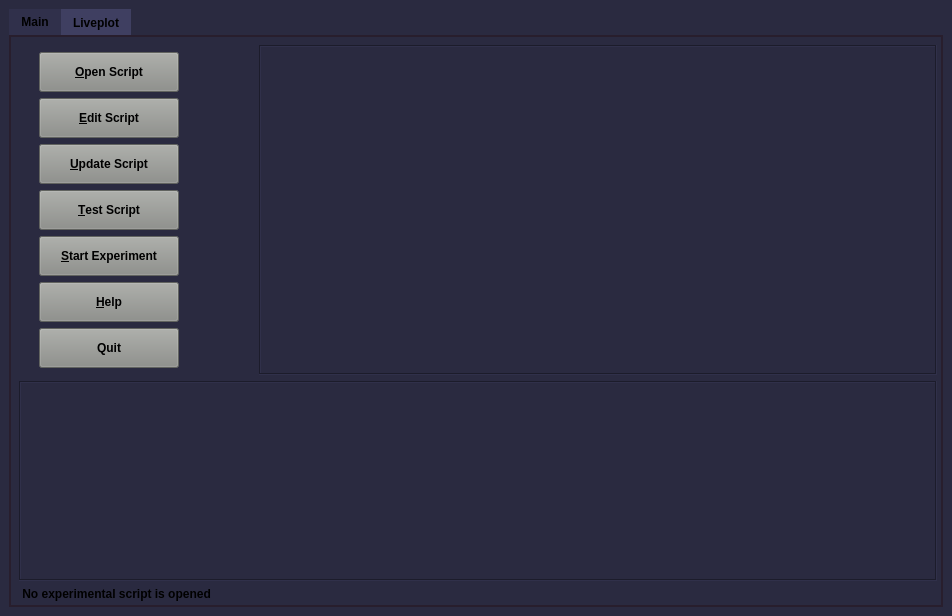
This is atomize/main/gui/main_window.ui in Anatoly1010/Atomize as Qt 5 draws it before an edit. The edited form follows.
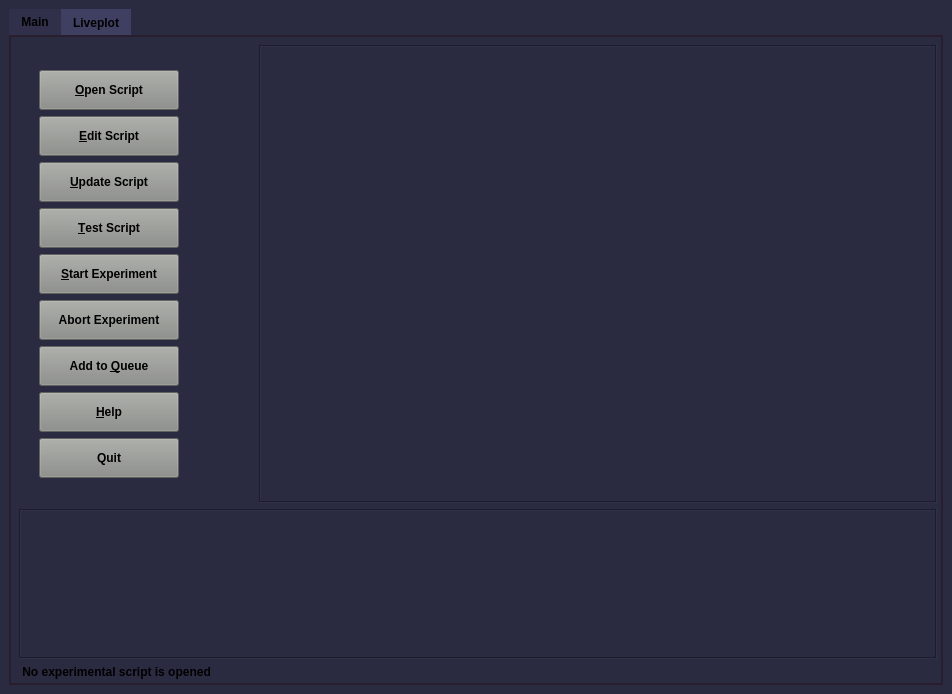
This is the edited form. Custom widgets are drawn as their Qt base class.

Commit message: 2026-01-25; Execution queue added; GUI improvements

```diff
--- a/atomize/main/gui/main_window.ui
+++ b/atomize/main/gui/main_window.ui
@@ -7,7 +7,7 @@
     <x>0</x>
     <y>0</y>
     <width>952</width>
-    <height>616</height>
+    <height>694</height>
    </rect>
   </property>
   <property name="sizePolicy">
@@ -95,7 +95,7 @@
          <number>4</number>
         </property>
         <item row="0" column="0">
-         <layout class="QGridLayout" name="gridLayout_tab" rowstretch="0,0,0,0,0,0,0,0,0,0,0,0,0,0" columnstretch="0,0,0,0">
+         <layout class="QGridLayout" name="gridLayout_tab" rowstretch="0,0,0,0,0,0,0,0,0,0,0,0,0,0,0,0" columnstretch="0,0,0,0">
           <property name="sizeConstraint">
            <enum>QLayout::SetMinAndMaxSize</enum>
           </property>
@@ -108,6 +108,170 @@
           <property name="verticalSpacing">
            <number>6</number>
           </property>
+          <item row="4" column="1">
+           <widget class="QPushButton" name="button_edit">
+            <property name="minimumSize">
+             <size>
+              <width>140</width>
+              <height>40</height>
+             </size>
+            </property>
+            <property name="font">
+             <font>
+              <weight>75</weight>
+              <bold>true</bold>
+             </font>
+            </property>
+            <property name="styleSheet">
+             <string notr="true">background-color: rgb(136, 138, 133);</string>
+            </property>
+            <property name="text">
+             <string>&amp;Edit Script</string>
+            </property>
+           </widget>
+          </item>
+          <item row="7" column="1">
+           <widget class="QPushButton" name="button_start">
+            <property name="minimumSize">
+             <size>
+              <width>140</width>
+              <height>40</height>
+             </size>
+            </property>
+            <property name="font">
+             <font>
+              <weight>75</weight>
+              <bold>true</bold>
+             </font>
+            </property>
+            <property name="styleSheet">
+             <string notr="true">background-color: rgb(136, 138, 133);</string>
+            </property>
+            <property name="text">
+             <string>&amp;Start Experiment</string>
+            </property>
+           </widget>
+          </item>
+          <item row="3" column="1">
+           <widget class="QPushButton" name="button_open">
+            <property name="sizePolicy">
+             <sizepolicy hsizetype="Minimum" vsizetype="Fixed">
+              <horstretch>0</horstretch>
+              <verstretch>0</verstretch>
+             </sizepolicy>
+            </property>
+            <property name="minimumSize">
+             <size>
+              <width>140</width>
+              <height>40</height>
+             </size>
+            </property>
+            <property name="font">
+             <font>
+              <weight>75</weight>
+              <bold>true</bold>
+             </font>
+            </property>
+            <property name="styleSheet">
+             <string notr="true">background-color: rgb(136, 138, 133);</string>
+            </property>
+            <property name="text">
+             <string>&amp;Open Script</string>
+            </property>
+           </widget>
+          </item>
+          <item row="11" column="1">
+           <widget class="QPushButton" name="button_quit">
+            <property name="minimumSize">
+             <size>
+              <width>0</width>
+              <height>40</height>
+             </size>
+            </property>
+            <property name="font">
+             <font>
+              <weight>75</weight>
+              <bold>true</bold>
+             </font>
+            </property>
+            <property name="styleSheet">
+             <string notr="true">background-color: rgb(136, 138, 133);</string>
+            </property>
+            <property name="text">
+             <string>Quit</string>
+            </property>
+           </widget>
+          </item>
+          <item row="10" column="1">
+           <widget class="QPushButton" name="button_help">
+            <property name="minimumSize">
+             <size>
+              <width>0</width>
+              <height>40</height>
+             </size>
+            </property>
+            <property name="font">
+             <font>
+              <weight>75</weight>
+              <bold>true</bold>
+             </font>
+            </property>
+            <property name="styleSheet">
+             <string notr="true">background-color: rgb(136, 138, 133);</string>
+            </property>
+            <property name="text">
+             <string>&amp;Help</string>
+            </property>
+           </widget>
+          </item>
+          <item row="15" column="0" colspan="4">
+           <widget class="CodeEditor" name="text_errors">
+            <property name="minimumSize">
+             <size>
+              <width>0</width>
+              <height>150</height>
+             </size>
+            </property>
+            <property name="font">
+             <font>
+              <family>Arial</family>
+              <pointsize>9</pointsize>
+              <weight>50</weight>
+              <bold>false</bold>
+             </font>
+            </property>
+            <property name="mouseTracking">
+             <bool>false</bool>
+            </property>
+            <property name="focusPolicy">
+             <enum>Qt::StrongFocus</enum>
+            </property>
+            <property name="contextMenuPolicy">
+             <enum>Qt::CustomContextMenu</enum>
+            </property>
+            <property name="styleSheet">
+             <string notr="true"/>
+            </property>
+            <property name="frameShape">
+             <enum>QFrame::Box</enum>
+            </property>
+            <property name="frameShadow">
+             <enum>QFrame::Sunken</enum>
+            </property>
+            <property name="lineWidth">
+             <number>1</number>
+            </property>
+            <property name="verticalScrollBarPolicy">
+             <enum>Qt::ScrollBarAsNeeded</enum>
+            </property>
+            <property name="sizeAdjustPolicy">
+             <enum>QAbstractScrollArea::AdjustToContentsOnFirstShow</enum>
+            </property>
+            <property name="readOnly">
+             <bool>true</bool>
+            </property>
+           </widget>
+          </item>
           <item row="2" column="1">
            <spacer name="verticalSpacer">
             <property name="orientation">
@@ -121,7 +285,7 @@
             </property>
            </spacer>
           </item>
-          <item row="2" column="3" rowspan="9">
+          <item row="2" column="3" rowspan="11">
            <widget class="CodeEditor" name="textEdit">
             <property name="sizePolicy">
              <sizepolicy hsizetype="Expanding" vsizetype="Expanding">
@@ -181,28 +345,6 @@
             </property>
            </widget>
           </item>
-          <item row="7" column="1">
-           <widget class="QPushButton" name="button_start">
-            <property name="minimumSize">
-             <size>
-              <width>140</width>
-              <height>40</height>
-             </size>
-            </property>
-            <property name="font">
-             <font>
-              <weight>75</weight>
-              <bold>true</bold>
-             </font>
-            </property>
-            <property name="styleSheet">
-             <string notr="true">background-color: rgb(136, 138, 133);</string>
-            </property>
-            <property name="text">
-             <string>&amp;Start Experiment</string>
-            </property>
-           </widget>
-          </item>
           <item row="5" column="1">
            <widget class="QPushButton" name="button_reload">
             <property name="minimumSize">
@@ -225,17 +367,33 @@
             </property>
            </widget>
           </item>
-          <item row="3" column="1">
-           <widget class="QPushButton" name="button_open">
-            <property name="sizePolicy">
-             <sizepolicy hsizetype="Minimum" vsizetype="Fixed">
-              <horstretch>0</horstretch>
-              <verstretch>0</verstretch>
-             </sizepolicy>
+          <item row="6" column="1">
+           <widget class="QPushButton" name="button_test">
+            <property name="minimumSize">
+             <size>
+              <width>0</width>
+              <height>40</height>
+             </size>
             </property>
+            <property name="font">
+             <font>
+              <weight>75</weight>
+              <bold>true</bold>
+             </font>
+            </property>
+            <property name="styleSheet">
+             <string notr="true">background-color: rgb(136, 138, 133);</string>
+            </property>
+            <property name="text">
+             <string>&amp;Test Script</string>
+            </property>
+           </widget>
+          </item>
+          <item row="9" column="1">
+           <widget class="QPushButton" name="button_queue">
             <property name="minimumSize">
              <size>
-              <width>140</width>
+              <width>0</width>
               <height>40</height>
              </size>
             </property>
@@ -249,7 +407,7 @@
              <string notr="true">background-color: rgb(136, 138, 133);</string>
             </property>
             <property name="text">
-             <string>&amp;Open Script</string>
+             <string>Add to &amp;Queue</string>
             </property>
            </widget>
           </item>
@@ -269,155 +427,6 @@
             </property>
            </spacer>
           </item>
-          <item row="4" column="1">
-           <widget class="QPushButton" name="button_edit">
-            <property name="minimumSize">
-             <size>
-              <width>140</width>
-              <height>40</height>
-             </size>
-            </property>
-            <property name="font">
-             <font>
-              <weight>75</weight>
-              <bold>true</bold>
-             </font>
-            </property>
-            <property name="styleSheet">
-             <string notr="true">background-color: rgb(136, 138, 133);</string>
-            </property>
-            <property name="text">
-             <string>&amp;Edit Script</string>
-            </property>
-           </widget>
-          </item>
-          <item row="13" column="0" colspan="4">
-           <widget class="CodeEditor" name="text_errors">
-            <property name="minimumSize">
-             <size>
-              <width>0</width>
-              <height>200</height>
-             </size>
-            </property>
-            <property name="font">
-             <font>
-              <family>Arial</family>
-              <pointsize>9</pointsize>
-              <weight>50</weight>
-              <bold>false</bold>
-             </font>
-            </property>
-            <property name="mouseTracking">
-             <bool>false</bool>
-            </property>
-            <property name="focusPolicy">
-             <enum>Qt::StrongFocus</enum>
-            </property>
-            <property name="contextMenuPolicy">
-             <enum>Qt::CustomContextMenu</enum>
-            </property>
-            <property name="styleSheet">
-             <string notr="true"/>
-            </property>
-            <property name="frameShape">
-             <enum>QFrame::Box</enum>
-            </property>
-            <property name="frameShadow">
-             <enum>QFrame::Sunken</enum>
-            </property>
-            <property name="lineWidth">
-             <number>1</number>
-            </property>
-            <property name="verticalScrollBarPolicy">
-             <enum>Qt::ScrollBarAsNeeded</enum>
-            </property>
-            <property name="sizeAdjustPolicy">
-             <enum>QAbstractScrollArea::AdjustToContentsOnFirstShow</enum>
-            </property>
-            <property name="readOnly">
-             <bool>true</bool>
-            </property>
-           </widget>
-          </item>
-          <item row="9" column="1">
-           <widget class="QPushButton" name="button_quit">
-            <property name="minimumSize">
-             <size>
-              <width>0</width>
-              <height>40</height>
-             </size>
-            </property>
-            <property name="font">
-             <font>
-              <weight>75</weight>
-              <bold>true</bold>
-             </font>
-            </property>
-            <property name="styleSheet">
-             <string notr="true">background-color: rgb(136, 138, 133);</string>
-            </property>
-            <property name="text">
-             <string>Quit</string>
-            </property>
-           </widget>
-          </item>
-          <item row="6" column="1">
-           <widget class="QPushButton" name="button_test">
-            <property name="minimumSize">
-             <size>
-              <width>0</width>
-              <height>40</height>
-             </size>
-            </property>
-            <property name="font">
-             <font>
-              <weight>75</weight>
-              <bold>true</bold>
-             </font>
-            </property>
-            <property name="styleSheet">
-             <string notr="true">background-color: rgb(136, 138, 133);</string>
-            </property>
-            <property name="text">
-             <string>&amp;Test Script</string>
-            </property>
-           </widget>
-          </item>
-          <item row="8" column="1">
-           <widget class="QPushButton" name="button_help">
-            <property name="minimumSize">
-             <size>
-              <width>0</width>
-              <height>40</height>
-             </size>
-            </property>
-            <property name="font">
-             <font>
-              <weight>75</weight>
-              <bold>true</bold>
-             </font>
-            </property>
-            <property name="styleSheet">
-             <string notr="true">background-color: rgb(136, 138, 133);</string>
-            </property>
-            <property name="text">
-             <string>&amp;Help</string>
-            </property>
-           </widget>
-          </item>
-          <item row="10" column="1">
-           <spacer name="verticalSpacer_2">
-            <property name="orientation">
-             <enum>Qt::Vertical</enum>
-            </property>
-            <property name="sizeHint" stdset="0">
-             <size>
-              <width>20</width>
-              <height>11</height>
-             </size>
-            </property>
-           </spacer>
-          </item>
           <item row="3" column="2">
            <spacer name="horizontalSpacer">
             <property name="orientation">
@@ -431,6 +440,41 @@
             </property>
            </spacer>
           </item>
+          <item row="8" column="1">
+           <widget class="QPushButton" name="button_stop">
+            <property name="minimumSize">
+             <size>
+              <width>0</width>
+              <height>40</height>
+             </size>
+            </property>
+            <property name="font">
+             <font>
+              <weight>75</weight>
+              <bold>true</bold>
+             </font>
+            </property>
+            <property name="styleSheet">
+             <string notr="true">background-color: rgb(136, 138, 133);</string>
+            </property>
+            <property name="text">
+             <string>Abort Experiment</string>
+            </property>
+           </widget>
+          </item>
+          <item row="12" column="1">
+           <spacer name="verticalSpacer_2">
+            <property name="orientation">
+             <enum>Qt::Vertical</enum>
+            </property>
+            <property name="sizeHint" stdset="0">
+             <size>
+              <width>20</width>
+              <height>11</height>
+             </size>
+            </property>
+           </spacer>
+          </item>
          </layout>
         </item>
         <item row="1" column="0">
```
Left out of the diff: 2 changed lines with no effect on the pictures. The commit also changes 5 other files.
